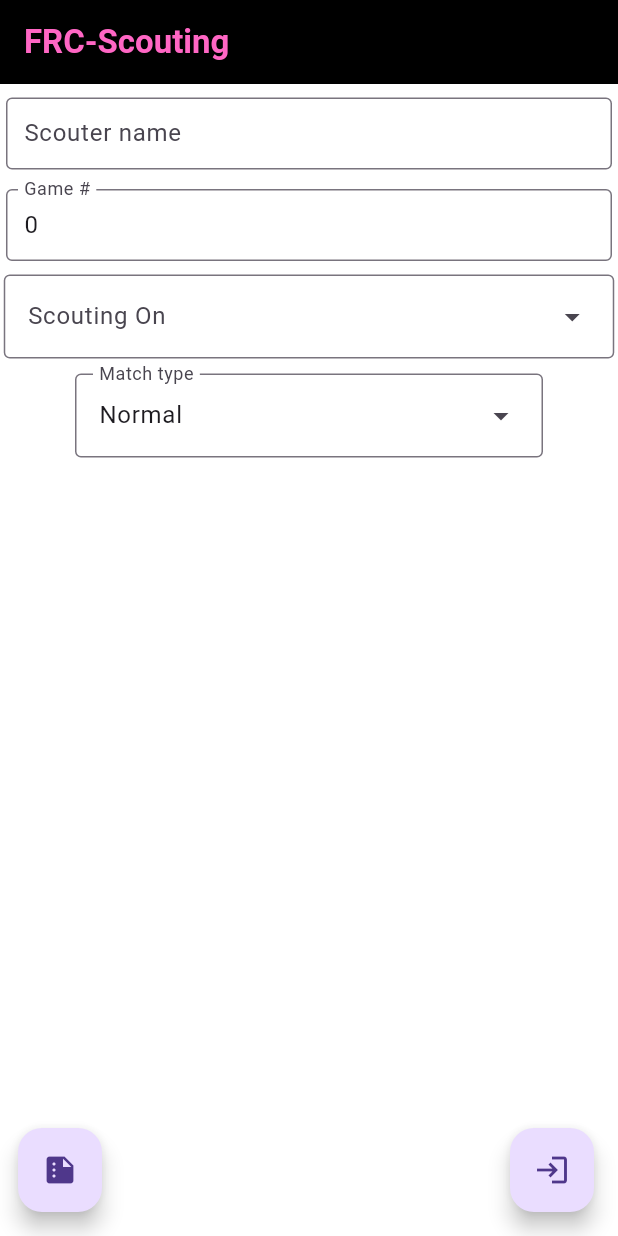
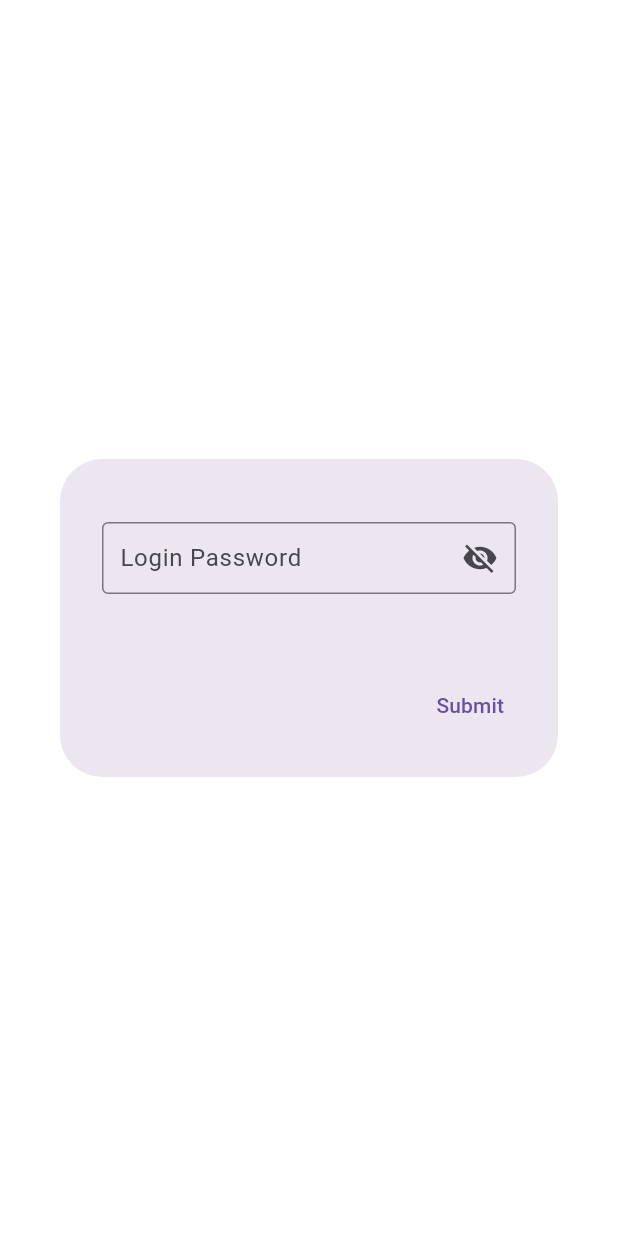
Before and after one commit to ionicbond-robotics/Scouting-Site-2024, a Flutter app: the screen it shows after launch, on a phone screen of 412 x 824 dp. Run offline on Flutter 3.47's test engine with Material 3 defaults, Android fonts, the light colour scheme and no system bars; our stand-ins replace cloud_firestore, connectivity_plus, firebase_core, fl_chart, shared_preferences; missing offline and left inert: dart:html; accounts and stored records are empty; statements that could not run were skipped.

Commit message:
added password validation

```diff
--- a/lib/pages/home_page.dart
+++ b/lib/pages/home_page.dart
@@ -4,6 +4,7 @@ import 'package:flutter/scheduler.dart';
 
 // Project imports:
 import 'package:scouting_site/pages/summation/scouting_entries_page.dart';
+import 'package:scouting_site/services/firebase/firebase_api.dart';
 import 'package:scouting_site/services/formatters/text_formatter_builder.dart';
 import 'package:scouting_site/services/localstorage.dart';
 import 'package:scouting_site/services/scouting/scouting.dart';
@@ -53,6 +54,8 @@ class _HomePageState extends State<HomePage> {
 
   int _selectedTeamIndex = -1;
   int previousGame = 0;
+  bool loggedIn = false;
+  bool _showPassword = false;
 
   @override
   void initState() {
@@ -61,7 +64,14 @@ class _HomePageState extends State<HomePage> {
     _scouterController.text = Scouting.data.scouter ?? '';
     _gameController.text = Scouting.data.game?.toString() ?? '';
     _selectedTeam = Scouting.data.scoutedTeam;
+
+    if (localStorage?.getString("password") != null) {
+      // print(localStorage?.getString("password"));
+      validatePassword(localStorage?.getString("password") ?? "");
     }
+  }
+
+  String _password = "";
 
   @override
   Widget build(BuildContext context) {
@@ -95,6 +105,7 @@ class _HomePageState extends State<HomePage> {
 
     bool isRedAllianceTeamSelected = _selectedTeamIndex <= 2;
 
+    if (loggedIn) {
       return Scaffold(
         appBar: AppBar(
           backgroundColor: GlobalColors.appBarColor,
@@ -212,8 +223,8 @@ class _HomePageState extends State<HomePage> {
                         builder: (context) {
                           return AlertDialog(
                             title: const Text('Validation Error'),
-                          content:
-                              const Text('Please fill in all required fields.'),
+                            content: const Text(
+                                'Please fill in all required fields.'),
                             actions: [
                               TextButton(
                                 child: const Text('OK'),
@@ -241,6 +252,90 @@ class _HomePageState extends State<HomePage> {
           ],
         ),
       );
+    } else {
+      return AlertDialog(
+        content: SizedBox(
+          height: 100,
+          width: 350,
+          child: Row(
+            children: [
+              Expanded(
+                child: DialogTextInput(
+                  initialText: localStorage?.getString("password"),
+                  obscureText: !_showPassword,
+                  onSubmit: (value) {},
+                  onChanged: (value) {
+                    _password = value ?? "";
+                  },
+                  label: "Login Password",
+                  suffixIcon: GestureDetector(
+                    onLongPress: () {
+                      setState(() {
+                        _showPassword = true;
+                      });
+                    },
+                    onLongPressUp: () {
+                      setState(() {
+                        _showPassword = false;
+                      });
+                    },
+                    child: Icon(_showPassword
+                        ? Icons.visibility
+                        : Icons.visibility_off),
+                  ),
+                ),
+              ),
+            ],
+          ),
+        ),
+        actions: [
+          TextButton(
+            onPressed: () async {
+              validatePassword(_password);
+            },
+            child: const Text("Submit"),
+          ),
+        ],
+      );
+    }
+  }
+
+  void validatePassword(String password) async {
+    if (password.isEmpty) return;
+
+    final (passwordData, successful) =
+        await DatabaseAPI.instance.downloadJson("password", "password");
+
+    if (!successful) {
+      showDialog(
+          context: context,
+          builder: (context) => AlertDialog(
+                content: const SizedBox(
+                  width: 50,
+                  height: 50,
+                  child: Text(
+                    "Wrong password!",
+                    textScaler: TextScaler.linear(2),
+                  ),
+                ),
+                actions: [
+                  TextButton(
+                    onPressed: () {
+                      Navigator.of(context).pop();
+                    },
+                    child: const Text("Close"),
+                  ),
+                ],
+              ));
+    } else {
+      if (password == passwordData['password']) {
+        localStorage!.setString("password", password);
+
+        setState(() {
+          loggedIn = true;
+        });
+      }
+    }
   }
 
   List<DropdownMenuEntry<String>> getTeamDropdownEntries() {
--- a/lib/widgets/dialog_widgets/dialog_text_input.dart
+++ b/lib/widgets/dialog_widgets/dialog_text_input.dart
@@ -4,13 +4,16 @@ import 'package:flutter/services.dart';
 
 class DialogTextInput extends StatefulWidget {
   final Function(String value) onSubmit;
+  final Function(String? value)? onChanged;
   final TextInputFormatter? formatter;
   final String? label;
   final String? initialText;
   final bool allowEmptySubmission;
   final bool enabled;
+  final bool obscureText;
   final TextInputType keyboard;
   final TextEditingController? textEditingController;
+  final Widget? suffixIcon;
 
   const DialogTextInput({
     super.key,
@@ -22,6 +25,9 @@ class DialogTextInput extends StatefulWidget {
     this.formatter,
     this.textEditingController,
     this.keyboard = TextInputType.text,
+    this.onChanged,
+    this.obscureText = false,
+    this.suffixIcon,
   });
 
   @override
@@ -58,6 +64,7 @@ class _DialogTextInputState extends State<DialogTextInput> {
           focused = value;
         },
         child: TextField(
+            obscureText: widget.obscureText,
             enabled: widget.enabled,
             onSubmitted: (value) {
               if (value.isNotEmpty || widget.allowEmptySubmission) {
@@ -65,6 +72,7 @@ class _DialogTextInputState extends State<DialogTextInput> {
                 focused = false;
               }
             },
+            onChanged: widget.onChanged?.call,
             onTapOutside: (_) {
               if (!focused) {
                 return;
@@ -77,10 +85,11 @@ class _DialogTextInputState extends State<DialogTextInput> {
             decoration: InputDecoration(
               contentPadding: const EdgeInsets.fromLTRB(8, 4, 8, 4),
               labelText: widget.label,
-            border: OutlineInputBorder(borderRadius: BorderRadius.circular(4)),
+              border:
+                  OutlineInputBorder(borderRadius: BorderRadius.circular(4)),
+              suffixIcon: widget.suffixIcon,
             ),
-          keyboardType: widget.keyboard,
-        ),
+            keyboardType: widget.keyboard),
       ),
     );
   }
```
Also changed, not shown: lib/services/firebase/firebase_api.dart (+5 -3 lines), 1 other file. Lines whose indentation alone changed are shown as unchanged.
